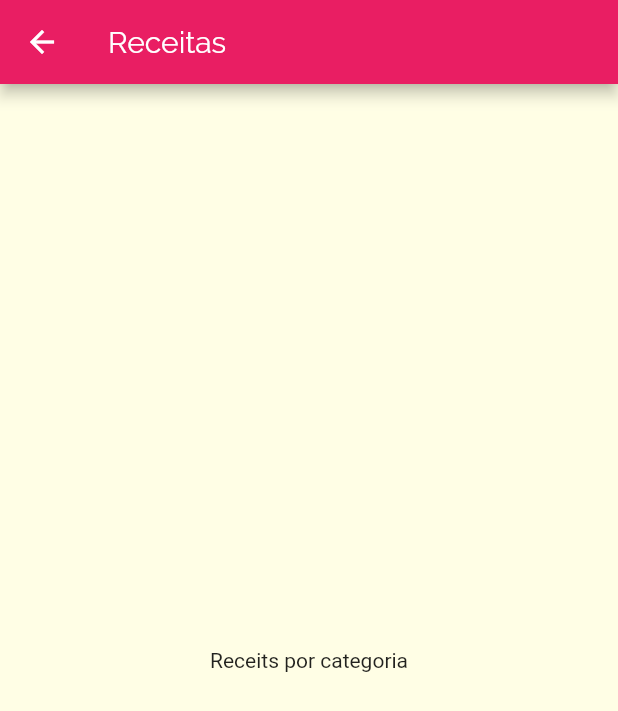
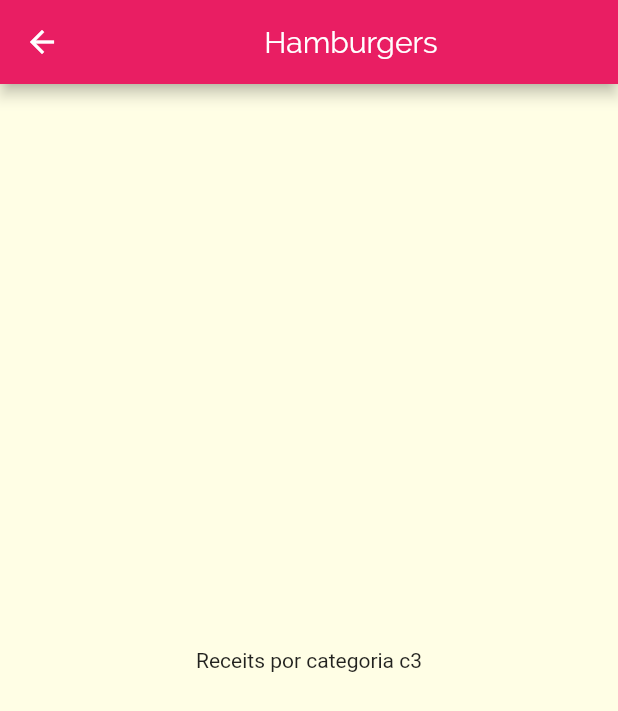
Before and after one commit to brandao-rafael/udemy-flutter, a Flutter app: the screen it shows after launch, after a tap on "Hamburgers", on a phone screen of 412 x 824 dp. Shown: the top 711 px of the screen. Run offline on Flutter 3.47's test engine with Material 2 defaults, Android fonts, the phone set to English and light mode, and no system bars.

Commit message:
feat: add Category param on category meals screen constructor

```diff
--- a/sessao-7-navegacao-multiplas-telas/recipes_app/lib/components/category_item.dart
+++ b/sessao-7-navegacao-multiplas-telas/recipes_app/lib/components/category_item.dart
@@ -9,7 +9,7 @@ class CategoryItem extends StatelessWidget {
   void _selectCategory(BuildContext context) {
     Navigator.of(context).push(MaterialPageRoute(
       builder: (_)  {
-        return const CategoriesMealsScreen();
+        return CategoriesMealsScreen(category);
       }
     ),
     );
--- a/sessao-7-navegacao-multiplas-telas/recipes_app/lib/screens/categories_meals_screen.dart
+++ b/sessao-7-navegacao-multiplas-telas/recipes_app/lib/screens/categories_meals_screen.dart
@@ -1,16 +1,20 @@
 import 'package:flutter/material.dart';
+import '../models/category.dart';
 
 class CategoriesMealsScreen extends StatelessWidget {
-  const CategoriesMealsScreen({super.key});
+
+  final Category category;
+
+  const CategoriesMealsScreen(this.category, {super.key});
 
   @override
   Widget build(BuildContext context) {
     return Scaffold(
       appBar: AppBar(
-        title: const Text("Receitas"),
+        title: Center(child: Text(category.title)),
       ),
-      body: const Center(
-        child: Text("Receits por categoria"),
+      body: Center(
+        child: Text("Receits por categoria ${category.id}"),
       ),
     );
   }
--- a/sessao-7-navegacao-multiplas-telas/recipes_app/lib/screens/categories_screen.dart
+++ b/sessao-7-navegacao-multiplas-telas/recipes_app/lib/screens/categories_screen.dart
@@ -9,7 +9,7 @@ class CategoriesScreen extends StatelessWidget {
   Widget build(BuildContext context) {
     return Scaffold(
       appBar: AppBar(
-        title: const Text('Vamos cozinhar'),
+        title: const Center(child: Text('Vamos cozinhar')),
       ),
       body: GridView(
         padding: const EdgeInsets.all(25),
```
